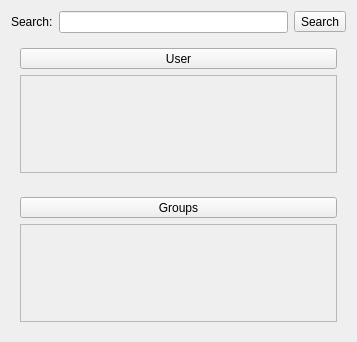
Before: the Qt Designer form src/ui/SearchWindow/SearchWindow.ui in guoiaoang/TaoTieChat, drawn with Qt 5.
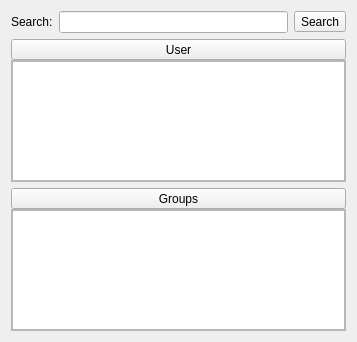
After: the same form once the commit is applied.

What changed in the file:
```diff
--- a/src/ui/SearchWindow/SearchWindow.ui
+++ b/src/ui/SearchWindow/SearchWindow.ui
@@ -41,7 +41,22 @@
    </item>
    <item>
     <widget class="QWidget" name="searchpage_widget_user" native="true">
-     <layout class="QVBoxLayout" name="verticalLayout">
+     <layout class="QVBoxLayout" name="searchpage_layout_widget_users">
+      <property name="spacing">
+       <number>0</number>
+      </property>
+      <property name="leftMargin">
+       <number>0</number>
+      </property>
+      <property name="topMargin">
+       <number>0</number>
+      </property>
+      <property name="rightMargin">
+       <number>0</number>
+      </property>
+      <property name="bottomMargin">
+       <number>0</number>
+      </property>
       <item>
        <widget class="QToolButton" name="searchpage_toolbutton_user">
         <property name="sizePolicy">
@@ -65,10 +80,30 @@
           <rect>
            <x>0</x>
            <y>0</y>
-           <width>319</width>
-           <height>96</height>
+           <width>337</width>
+           <height>120</height>
           </rect>
          </property>
+         <layout class="QGridLayout" name="searchpage_layout_scrollarea_users">
+          <property name="leftMargin">
+           <number>0</number>
+          </property>
+          <property name="topMargin">
+           <number>0</number>
+          </property>
+          <property name="rightMargin">
+           <number>0</number>
+          </property>
+          <property name="bottomMargin">
+           <number>0</number>
+          </property>
+          <property name="spacing">
+           <number>0</number>
+          </property>
+          <item row="0" column="0">
+           <widget class="QListView" name="page_list_users"/>
+          </item>
+         </layout>
         </widget>
        </widget>
       </item>
@@ -77,7 +112,22 @@
    </item>
    <item>
     <widget class="QWidget" name="searchpage_widget_groups" native="true">
-     <layout class="QVBoxLayout" name="verticalLayout_2">
+     <layout class="QVBoxLayout" name="searchpage_layout_widget_groups">
+      <property name="spacing">
+       <number>0</number>
+      </property>
+      <property name="leftMargin">
+       <number>0</number>
+      </property>
+      <property name="topMargin">
+       <number>0</number>
+      </property>
+      <property name="rightMargin">
+       <number>0</number>
+      </property>
+      <property name="bottomMargin">
+       <number>0</number>
+      </property>
       <item>
        <widget class="QToolButton" name="searchpage_toolbutton_groups">
         <property name="sizePolicy">
@@ -101,10 +151,30 @@
           <rect>
            <x>0</x>
            <y>0</y>
-           <width>319</width>
-           <height>95</height>
+           <width>337</width>
+           <height>120</height>
           </rect>
          </property>
+         <layout class="QVBoxLayout" name="searchpage_layout_scrollarea_groups">
+          <property name="spacing">
+           <number>0</number>
+          </property>
+          <property name="leftMargin">
+           <number>0</number>
+          </property>
+          <property name="topMargin">
+           <number>0</number>
+          </property>
+          <property name="rightMargin">
+           <number>0</number>
+          </property>
+          <property name="bottomMargin">
+           <number>0</number>
+          </property>
+          <item>
+           <widget class="QListView" name="page_list_groups"/>
+          </item>
+         </layout>
         </widget>
        </widget>
       </item>
```
Left out of the diff: 4 changed lines with no effect on the pictures.
